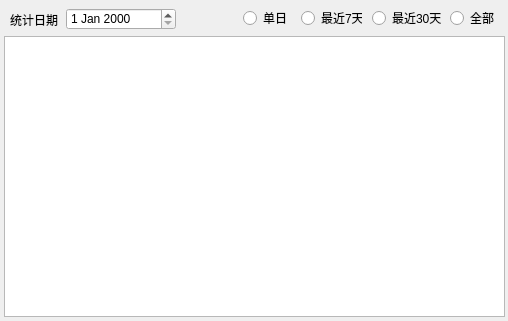
The window that src/dialog/statdialog.ui (takashiro/CWizard) describes before a commit, drawn with Qt 5.
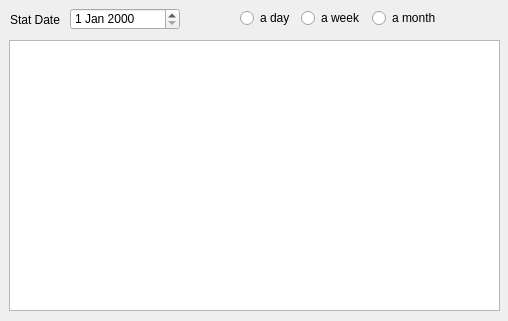
The same window after the commit.

Commit message: Improve the style of StatGraphics

```diff
--- a/src/dialog/statdialog.ui
+++ b/src/dialog/statdialog.ui
@@ -22,17 +22,17 @@
   <widget class="QGraphicsView" name="graphicsView">
    <property name="geometry">
     <rect>
-     <x>4</x>
-     <y>36</y>
-     <width>501</width>
-     <height>281</height>
+     <x>9</x>
+     <y>40</y>
+     <width>491</width>
+     <height>271</height>
     </rect>
    </property>
   </widget>
   <widget class="QDateEdit" name="dateEdit">
    <property name="geometry">
     <rect>
-     <x>66</x>
+     <x>70</x>
      <y>8</y>
      <width>110</width>
      <height>22</height>
@@ -49,7 +49,7 @@
     </rect>
    </property>
    <property name="text">
-    <string>统计日期</string>
+    <string>Stat Date</string>
    </property>
   </widget>
   <widget class="QRadioButton" name="week">
@@ -62,7 +62,7 @@
     </rect>
    </property>
    <property name="text">
-    <string>最近7天</string>
+    <string>a week</string>
    </property>
    <attribute name="buttonGroup">
     <string>statOption</string>
@@ -78,23 +78,7 @@
     </rect>
    </property>
    <property name="text">
-    <string>最近30天</string>
-   </property>
-   <attribute name="buttonGroup">
-    <string>statOption</string>
-   </attribute>
-  </widget>
-  <widget class="QRadioButton" name="all">
-   <property name="geometry">
-    <rect>
-     <x>450</x>
-     <y>10</y>
-     <width>51</width>
-     <height>16</height>
-    </rect>
-   </property>
-   <property name="text">
-    <string>全部</string>
+    <string>a month</string>
    </property>
    <attribute name="buttonGroup">
     <string>statOption</string>
@@ -103,14 +87,14 @@
   <widget class="QRadioButton" name="day">
    <property name="geometry">
     <rect>
-     <x>243</x>
+     <x>240</x>
      <y>10</y>
      <width>51</width>
      <height>16</height>
     </rect>
    </property>
    <property name="text">
-    <string>单日</string>
+    <string>a day</string>
    </property>
    <attribute name="buttonGroup">
     <string>statOption</string>
```
The commit also changes 4 other files.
